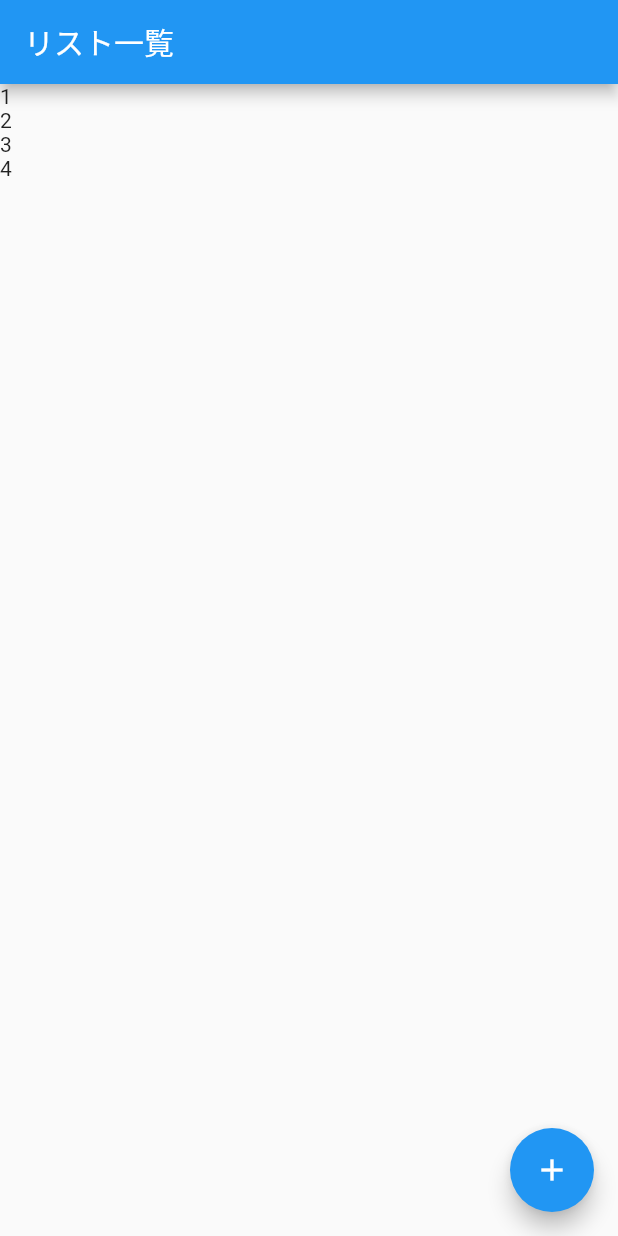
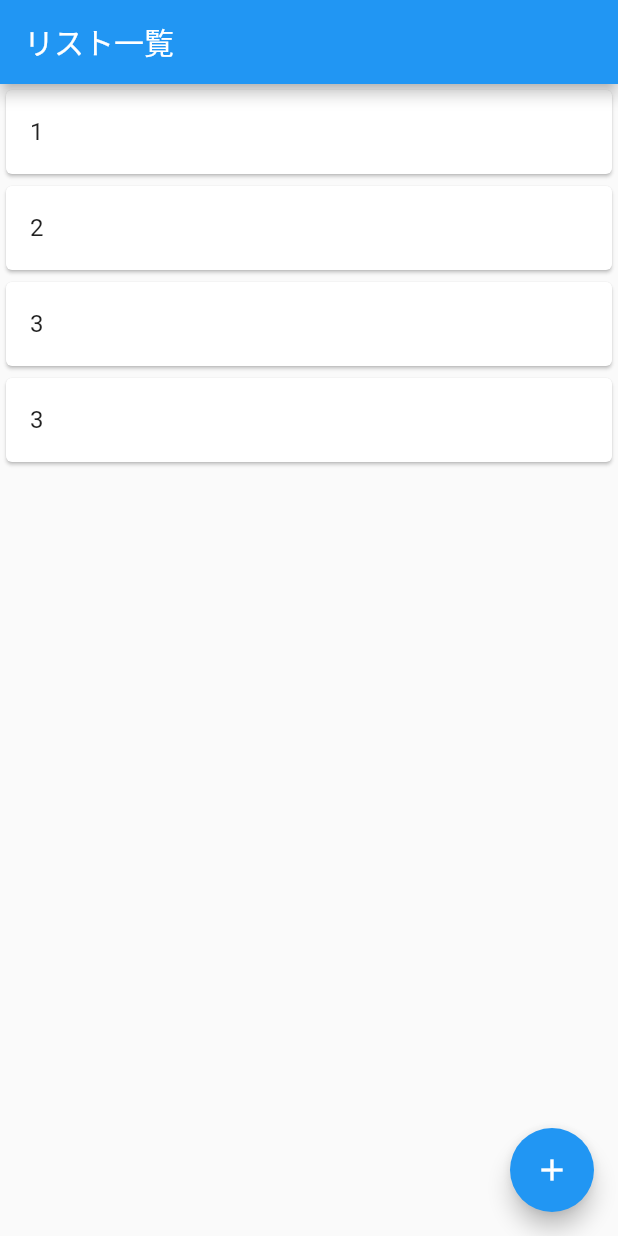
Before and after one commit to div-antk/flutter_basic, a Flutter app: the screen it shows after launch, on a phone screen of 412 x 824 dp. Run offline on Flutter 3.47's test engine with Material 2 defaults, Android fonts, the phone set to English and light mode, and no system bars.

Commit message:
リストを整える

```diff
--- a/lib/main.dart
+++ b/lib/main.dart
@@ -73,10 +73,26 @@ class TodoListPage extends StatelessWidget {
       ),
       body: ListView(
         children: <Widget> [
-          Text('1'),
-          Text('2'),
-          Text('3'),
-          Text('4'),
+          Card(
+            child: ListTile(
+              title: Text('1'),
+            ),
+          ),
+          Card(
+            child: ListTile(
+              title: Text('2'),
+            ),
+          ),
+          Card(
+            child: ListTile(
+              title: Text('3'),
+            ),
+          ),
+          Card(
+            child: ListTile(
+              title: Text('3'),
+            ),
+          ),
         ],
       ),
       floatingActionButton: FloatingActionButton(
```
